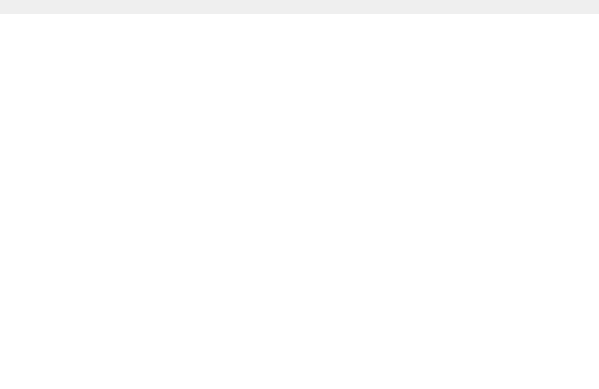
The window that src/roam/ui/ui_listmodules.ui (roam-qgis/Roam) describes before a commit, drawn with Qt 5.
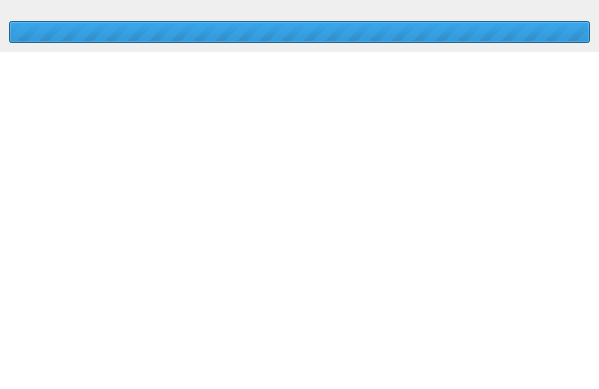
The same window after the commit.

Commit message: Don't run update after install because they are in sync now

What changed in the file:
```diff
--- a/src/roam/ui/ui_listmodules.ui
+++ b/src/roam/ui/ui_listmodules.ui
@@ -32,7 +32,7 @@
    <property name="spacing">
     <number>0</number>
    </property>
-   <item row="1" column="0">
+   <item row="2" column="0">
     <widget class="QListWidget" name="moduleList">
      <property name="styleSheet">
       <string notr="true"/>
@@ -52,6 +52,12 @@
     </widget>
    </item>
    <item row="0" column="0">
+    <widget class="QFrame" name="progressFrame">
+     <layout class="QVBoxLayout" name="verticalLayout">
+      <property name="topMargin">
+       <number>1</number>
+      </property>
+      <item>
     <widget class="QLabel" name="statusLabel">
      <property name="text">
       <string/>
@@ -59,6 +65,28 @@
      <property name="headerlabel" stdset="0">
       <bool>true</bool>
      </property>
+       </widget>
+      </item>
+      <item>
+       <widget class="QProgressBar" name="progressBar">
+        <property name="minimum">
+         <number>0</number>
+        </property>
+        <property name="maximum">
+         <number>0</number>
+        </property>
+        <property name="value">
+         <number>-1</number>
+        </property>
+        <property name="textVisible">
+         <bool>false</bool>
+        </property>
+        <property name="format">
+         <string>Updating</string>
+        </property>
+       </widget>
+      </item>
+     </layout>
     </widget>
    </item>
   </layout>
```
Lines whose indentation alone changed are shown as unchanged. The commit also changes 2 other files.
